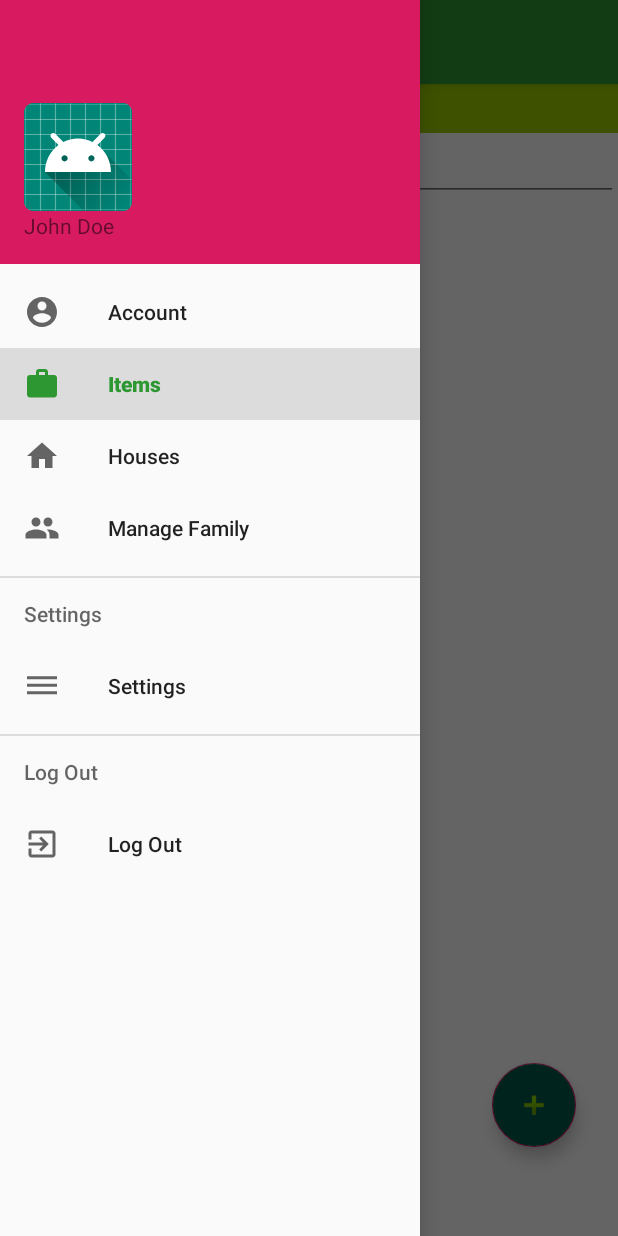
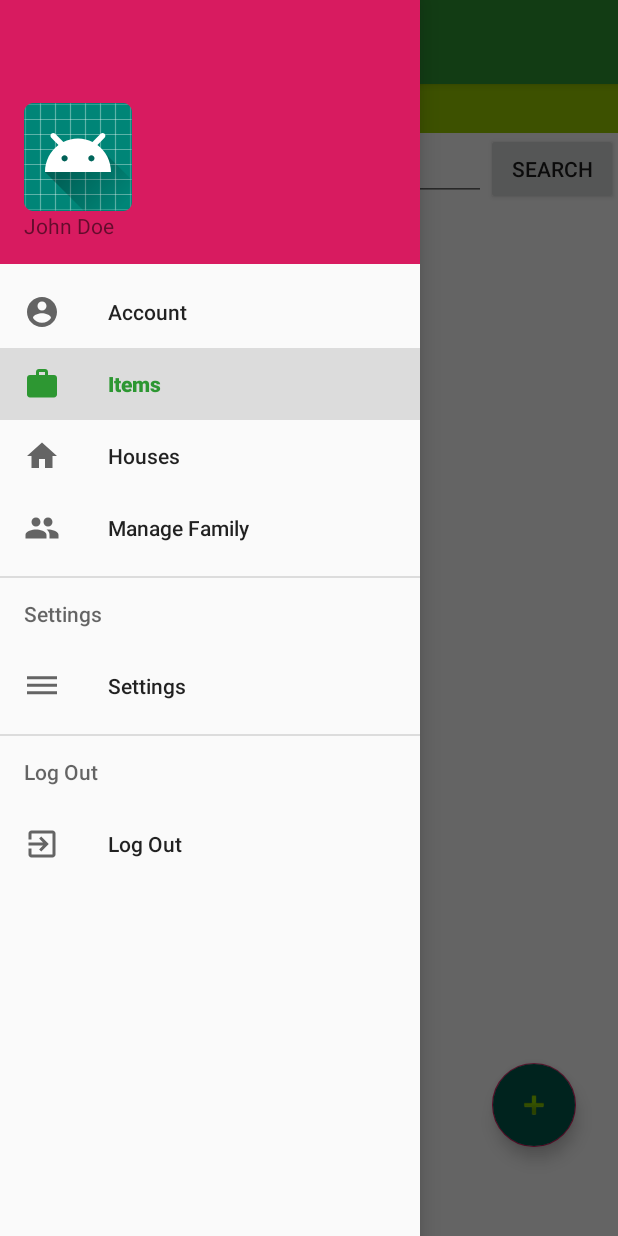
Before and after one commit to asilmian/It_proj_android, an Android app: the ItemFragment screen opened directly, with no data from a screen before it, with the side drawer open, on a phone screen of 412 x 824 dp. Run offline under Robolectric (Android 15) with nearby library versions, the phone set to English and light mode, and no system bars; our stand-ins replace Firebase (no records; nobody signed in at launch, a user with empty details on screens opened directly); network calls fail; pictures from the network do not load.

Commit message:
fixed Item View Page

```diff
--- a/ItemOrganizer/app/src/main/res/layout/fragment_item.xml
+++ b/ItemOrganizer/app/src/main/res/layout/fragment_item.xml
@@ -55,7 +55,7 @@
         android:layout_height="wrap_content"
         android:text="@string/search_button"
         app:layout_constraintEnd_toEndOf="parent"
-        app:layout_constraintHorizontal_bias="0.0"
+        app:layout_constraintHorizontal_bias="1.0"
         app:layout_constraintStart_toStartOf="parent"
         app:layout_constraintTop_toBottomOf="@+id/textView7" />
 
@@ -79,14 +79,15 @@
         android:id="@+id/searchText"
         android:layout_width="0dp"
         android:layout_height="wrap_content"
+        android:autofillHints=""
         android:ems="10"
+        android:hint="@string/search_for_an_item"
         android:inputType="textPersonName"
-        android:hint="Search for an item ..."
         android:textColor="#77888888"
         android:textStyle="italic"
-        app:layout_constraintEnd_toEndOf="parent"
+        app:layout_constraintEnd_toStartOf="@+id/search_btn"
         app:layout_constraintHorizontal_bias="0.0"
-        app:layout_constraintStart_toEndOf="@+id/search_btn"
+        app:layout_constraintStart_toStartOf="parent"
         app:layout_constraintTop_toTopOf="@+id/search_btn" />
 
 </androidx.constraintlayout.widget.ConstraintLayout>
--- a/ItemOrganizer/app/src/main/res/values/strings.xml
+++ b/ItemOrganizer/app/src/main/res/values/strings.xml
@@ -42,4 +42,5 @@
     <string name="suggest_tags">suggest tags</string>
     <string name="your_items">Your Items</string>
     <string name="new_user_sign_up">New User? Sign up!</string>
+    <string name="search_for_an_item">Search for an item ...</string>
 </resources>
```
